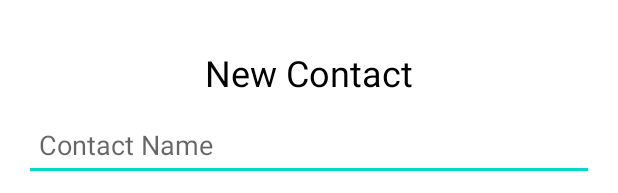
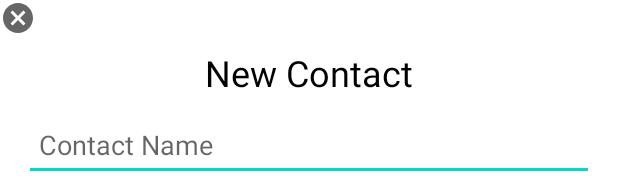
Before and after one commit to otaylor2023/Hermes, an Android app: the layout activity_new_contact.xml on its own in the app's theme, with its tools: preview values and no code run, on a phone screen of 412 x 824 dp. Shown: the top 193 px of the screen. Run offline under Robolectric (Android 15) with nearby library versions, the phone set to English and light mode, and no system bars.

Commit message:
Changes to recycleview

```diff
--- a/app/src/main/AndroidManifest.xml
+++ b/app/src/main/AndroidManifest.xml
@@ -17,6 +17,9 @@
         android:roundIcon="@mipmap/ic_launcher_round"
         android:supportsRtl="true"
         android:theme="@style/Theme.Hermesbuild">
+        <activity
+            android:name=".AddNewContact"
+            android:exported="false" />
         <!--
              The API key for Google Maps-based APIs is defined as a string resource.
              (See the file "res/values/google_maps_api.xml").
--- /dev/null
+++ b/app/src/main/res/drawable/ic_baseline_cancel_24.xml
@@ -0,0 +1,10 @@
+<vector xmlns:android="http://schemas.android.com/apk/res/android"
+    android:width="24dp"
+    android:height="24dp"
+    android:viewportWidth="24"
+    android:viewportHeight="24"
+    android:tint="?attr/colorControlNormal">
+  <path
+      android:fillColor="@android:color/white"
+      android:pathData="M12,2C6.47,2 2,6.47 2,12s4.47,10 10,10 10,-4.47 10,-10S17.53,2 12,2zM17,15.59L15.59,17 12,13.41 8.41,17 7,15.59 10.59,12 7,8.41 8.41,7 12,10.59 15.59,7 17,8.41 13.41,12 17,15.59z"/>
+</vector>
--- a/app/src/main/res/layout/activity_new_contact.xml
+++ b/app/src/main/res/layout/activity_new_contact.xml
@@ -65,4 +65,10 @@
         android:layout_marginEnd="8dp"
         android:text="Save Emergency Contact" />
 
+    <ImageView
+        android:layout_width="wrap_content"
+        android:layout_height="wrap_content"
+        android:id="@+id/bt_cancel"
+        android:src="@drawable/ic_baseline_cancel_24"/>
+
 </RelativeLayout>
```
Also changed, not shown: app/src/main/java/com/hermes/AddNewContact.java (added, +42 -0 lines), app/src/main/java/com/hermes/storage/RecyclerViewAdapter.java (+16 -1 lines), app/src/main/java/com/hermes/ui/main/SafetyCenter.java (+11 -1 lines), app/src/main/res/layout/fragment_safety_center.xml (+0 -8 lines).
